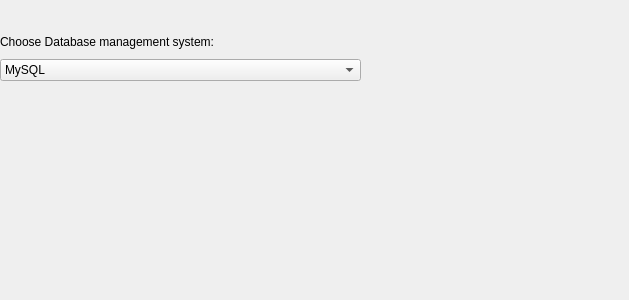
This is plugins/databases/databasesSupport/databasesPreferencesPage.ui in qreal/qreal as Qt 5 draws it before an edit. The edited form follows.
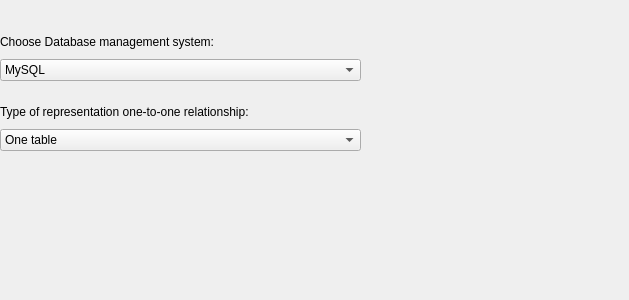
This is the edited form.

```diff
--- a/plugins/databases/databasesSupport/databasesPreferencesPage.ui
+++ b/plugins/databases/databasesSupport/databasesPreferencesPage.ui
@@ -139,6 +139,37 @@
     </item>
    </layout>
   </widget>
+  <widget class="QWidget" name="verticalLayoutWidget_2">
+   <property name="geometry">
+    <rect>
+     <x>0</x>
+     <y>100</y>
+     <width>361</width>
+     <height>51</height>
+    </rect>
+   </property>
+   <layout class="QVBoxLayout" name="verticalLayout_2">
+    <item>
+     <widget class="QLabel" name="oneToOneRepresentationLabel">
+      <property name="text">
+       <string>Type of representation one-to-one relationship:</string>
+      </property>
+      <property name="textFormat">
+       <enum>Qt::AutoText</enum>
+      </property>
+     </widget>
+    </item>
+    <item>
+     <widget class="QComboBox" name="oneToOneRepresentationBox">
+      <item>
+       <property name="text">
+        <string>One table</string>
+       </property>
+      </item>
+     </widget>
+    </item>
+   </layout>
+  </widget>
  </widget>
  <resources/>
  <connections/>
```
